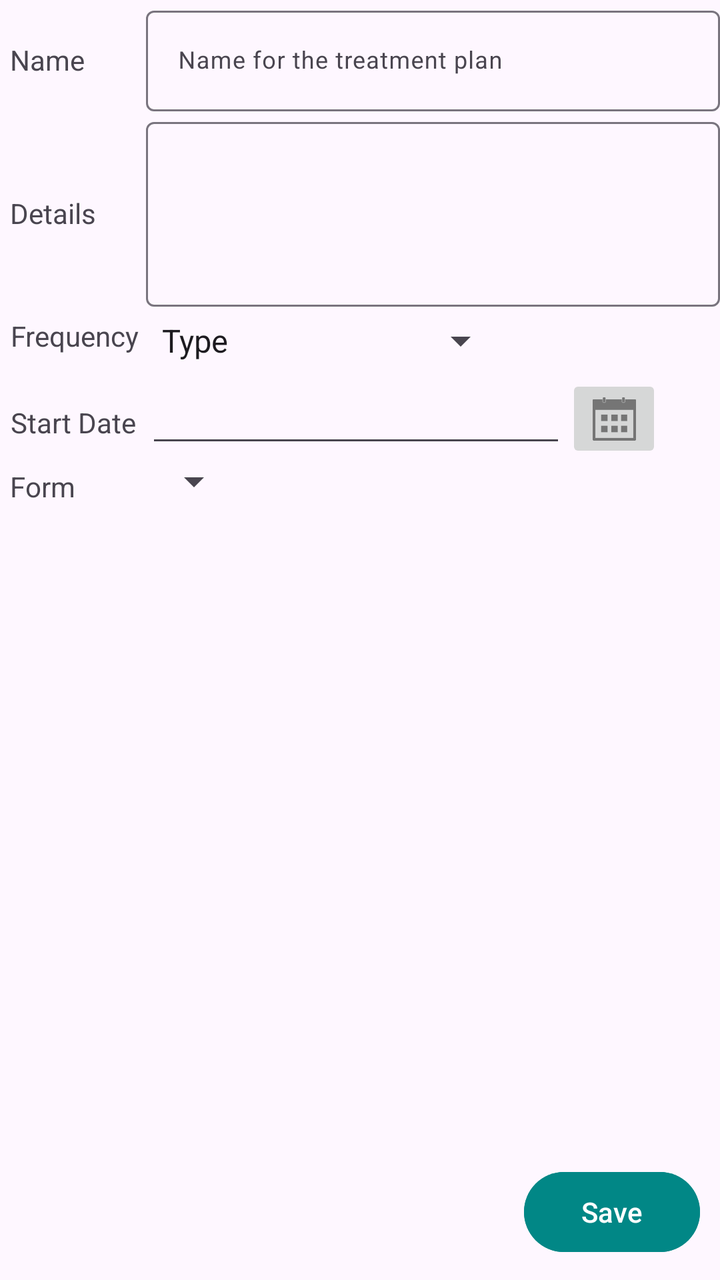
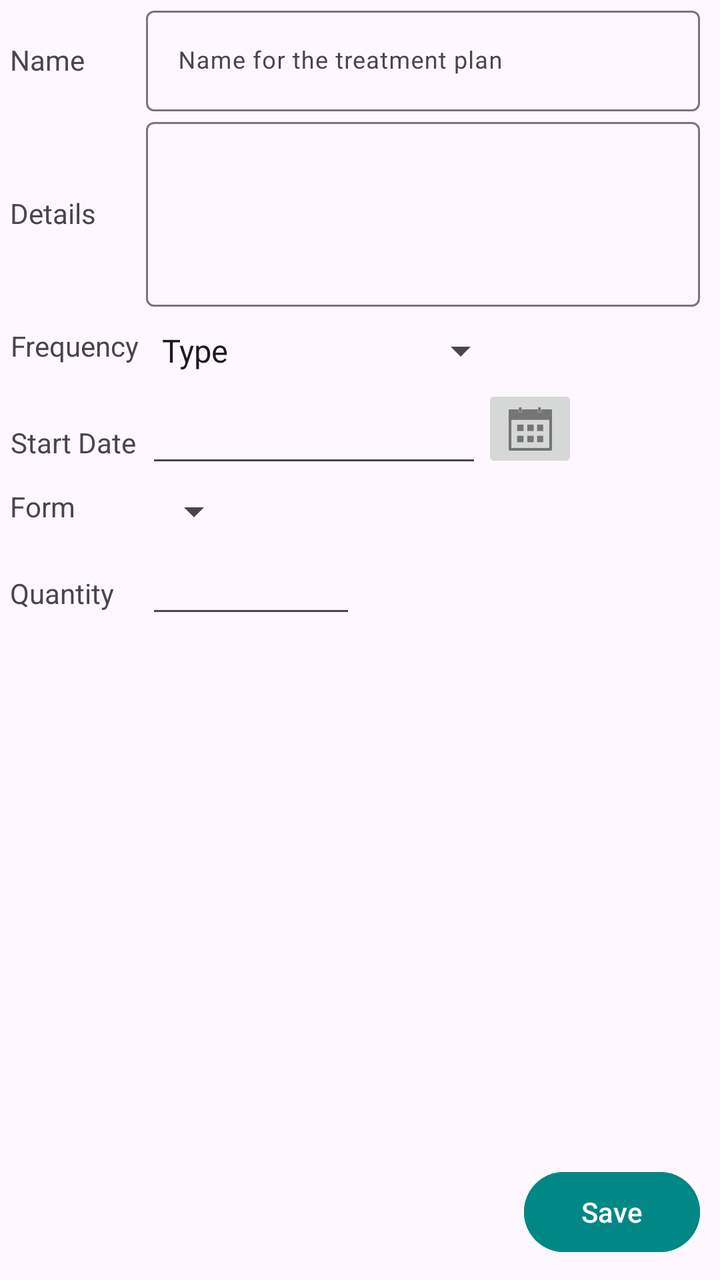

Before-and-after screenshots of an Android layout around one commit, followed by the original layout XML and the change that was made.
<!-- AndroidManifest.xml: application theme Theme.Mediplanner -->
<!-- res/layout/plan_fragment_view.xml -->
<?xml version="1.0" encoding="utf-8"?>
<RelativeLayout xmlns:android="http://schemas.android.com/apk/res/android"
    xmlns:app="http://schemas.android.com/apk/res-auto"
    xmlns:tools="http://schemas.android.com/tools"
    android:id="@+id/fragment_container_view"
    android:layout_width="match_parent"
    android:layout_height="match_parent"
    android:layout_marginHorizontal="5dp"
    android:layout_marginEnd="5dp">


    <androidx.constraintlayout.widget.Guideline
        android:id="@+id/guideline"
        android:layout_width="wrap_content"
        android:layout_height="match_parent"
        android:layout_alignParentTop="true"
        android:layout_alignParentBottom="false"
        android:layout_marginHorizontal="5dp"
        android:layout_toEndOf="@id/StartDateTextView"
        android:orientation="vertical"
        tools:visibility="invisible" />

    <TextView
        android:id="@+id/nameTextView"
        android:layout_width="wrap_content"
        android:layout_height="wrap_content"
        android:layout_alignBaseline="@id/treatmentPlanNameTextInput"
        android:layout_alignParentStart="false"
        android:layout_alignParentLeft="false"
        android:layout_alignParentTop="true"
        android:layout_marginStart="5dp"
        android:layout_marginEnd="5dp"
        android:clickable="false"
        android:text="@string/name"
        android:textAlignment="textEnd" />

    <com.google.android.material.textfield.TextInputLayout
        android:id="@+id/treatmentPlanNameTextInput"
        android:layout_width="match_parent"
        android:layout_height="wrap_content"
        android:layout_toEndOf="@id/guideline">

        <com.google.android.material.textfield.TextInputEditText
            android:id="@+id/nameTextInput"
            android:layout_width="match_parent"
            android:layout_height="match_parent"
            android:hint="@string/treatment_name_prompt"
            android:maxLines="1"
            android:textSize="12sp" />
    </com.google.android.material.textfield.TextInputLayout>

    <TextView
        android:id="@+id/detailsTextView"
        android:layout_width="wrap_content"
        android:layout_height="wrap_content"
        android:layout_below="@id/nameTextView"
        android:layout_alignBaseline="@id/detailsTextLayout"
        android:layout_marginStart="5dp"
        android:layout_marginEnd="5dp"
        android:layout_weight="0"
        android:clickable="false"
        android:text="@string/treatment_details"
        android:textAlignment="textEnd" />

    <com.google.android.material.textfield.TextInputLayout
        android:id="@+id/detailsTextLayout"
        android:layout_width="match_parent"
        android:layout_height="wrap_content"
        android:layout_below="@id/treatmentPlanNameTextInput"
        android:layout_toEndOf="@id/guideline"
        android:layout_weight="1">

        <com.google.android.material.textfield.TextInputEditText
            android:id="@+id/detailsTextInput"
            android:layout_width="match_parent"
            android:layout_height="wrap_content"
            android:inputType="textMultiLine"

            android:maxLines="4"
            android:minLines="4"
            android:textSize="12sp" />
    </com.google.android.material.textfield.TextInputLayout>

    <TextView
        android:id="@+id/frequencyTextView"
        android:layout_width="wrap_content"
        android:layout_height="wrap_content"
        android:layout_below="@id/detailsTextLayout"
        android:layout_alignBaseline="@id/frequencyBox"
        android:layout_alignTop="@id/frequencyBox"
        android:layout_marginStart="5dp"
        android:layout_marginTop="5dp"
        android:layout_marginEnd="5dp"
        android:clickable="false"
        android:text="@string/frequency"
        android:textAlignment="textEnd" />

    <LinearLayout
        android:id="@+id/frequencyBox"
        android:layout_width="match_parent"
        android:layout_height="wrap_content"
        android:layout_below="@id/detailsTextLayout"
        android:layout_toEndOf="@id/guideline"
        android:baselineAligned="true"
        android:orientation="vertical">

        <Spinner
            android:id="@+id/freqTypeSpinner"
            android:layout_width="wrap_content"
            android:layout_height="match_parent"
            android:layout_marginTop="5dp"
            android:layout_marginBottom="5dp"
            android:entries="@array/freq_type_array"
            android:spinnerMode="dropdown" />
    </LinearLayout>

    <TextView
        android:id="@+id/StartDateTextView"
        android:layout_width="wrap_content"
        android:layout_height="wrap_content"
        android:layout_below="@id/frequencyTextView"
        android:layout_alignBaseline="@id/startDate"
        android:layout_marginStart="5dp"
        android:layout_marginEnd="5dp"
        android:layout_weight="0"
        android:clickable="false"
        android:text="@string/start_date"
        android:textAlignment="textEnd" />

    <EditText
        android:id="@+id/startDate"
        android:layout_width="wrap_content"
        android:layout_height="wrap_content"
        android:layout_below="@id/frequencyBox"
        android:layout_toEndOf="@id/guideline"
        android:layout_weight="0"
        android:ems="10"
        android:inputType="date" />

    <ImageButton
        android:id="@+id/calendarDialogButton"
        android:layout_width="wrap_content"
        android:layout_height="wrap_content"
        android:layout_below="@id/frequencyBox"
        android:layout_toEndOf="@id/startDate"
        android:layout_weight="0"
        app:srcCompat="@drawable/ic_calendar_button" />

    <TextView
        android:id="@+id/formTextView"
        android:layout_width="wrap_content"
        android:layout_height="wrap_content"
        android:layout_below="@id/startDate"
        android:layout_alignBaseline="@id/formBox"
        android:layout_marginHorizontal="5dp"
        android:layout_marginTop="5dp"
        android:layout_weight="0"
        android:clickable="false"
        android:orientation="vertical"
        android:text="@string/treatment_form" />

    <LinearLayout
        android:id="@+id/formBox"
        android:layout_width="match_parent"
        android:layout_height="wrap_content"
        android:layout_below="@id/startDate"
        android:layout_toEndOf="@id/guideline"
        android:layout_weight="1"
        android:orientation="vertical">

        <Spinner
            android:id="@+id/formTypeSpinner"
            android:layout_width="wrap_content"
            android:layout_height="wrap_content" />
    </LinearLayout>

    <Button
        android:id="@+id/savePlanButton"
        android:layout_width="wrap_content"
        android:layout_height="wrap_content"
        android:layout_alignParentEnd="true"
        android:layout_alignParentBottom="true"
        android:layout_marginEnd="10dp"
        android:layout_marginBottom="10dp"
        android:backgroundTint="@color/design_default_color_secondary_variant"
        android:text="@string/save_button" />

</RelativeLayout>
<!-- resources referenced by this layout -->
<resources>
  <string-array name="freq_type_array">
          <item>Type</item>
          <item name="hourly_frequency">Every x hours</item>
          <item name="daily_frequency">Daily</item>
          <item name="weekly_frequency">Weekly</item>
          <item name="monthly_frequency">Monthly</item>
          <item name="annually_frequency">Annually</item>
          <item name="speciffic_frequency">Días Específicos</item>
          <item name="as_needed">As needed</item>
      </string-array>
  <!-- drawable ic_calendar_button: png bitmap (drawable-hdpi, 451 bytes) -->
  <string name="frequency">Frequency</string>
  <string name="name">Name</string>
  <string name="save_button">Save</string>
  <string name="start_date">Start Date</string>
  <string name="treatment_details">Details</string>
  <string name="treatment_form">Form</string>
  <string name="treatment_name_prompt">Name for the treatment plan</string>
  <style name="Theme.Mediplanner" parent="Base.Theme.Mediplanner" />
  <style name="Base.Theme.Mediplanner" parent="Theme.Material3.DayNight.NoActionBar">
          
          
      </style>
</resources>

<!-- the commit's change to res/layout/plan_fragment_view.xml (unified diff, before → after) -->
@@ -5,8 +5,9 @@
     android:id="@+id/fragment_container_view"
     android:layout_width="match_parent"
     android:layout_height="match_parent"
-    android:layout_marginHorizontal="5dp"
-    android:layout_marginEnd="5dp">
+    android:layout_marginHorizontal="10dp"
+    android:layout_marginEnd="5dp"
+    android:scrollbars="vertical">
 
 
     <androidx.constraintlayout.widget.Guideline
@@ -44,6 +45,7 @@
             android:id="@+id/nameTextInput"
             android:layout_width="match_parent"
             android:layout_height="match_parent"
+            android:layout_marginEnd="10dp"
             android:hint="@string/treatment_name_prompt"
             android:maxLines="1"
             android:textSize="12sp" />
@@ -74,8 +76,9 @@
             android:id="@+id/detailsTextInput"
             android:layout_width="match_parent"
             android:layout_height="wrap_content"
+            android:layout_marginEnd="10dp"
+
             android:inputType="textMultiLine"
-
             android:maxLines="4"
             android:minLines="4"
             android:textSize="12sp" />
@@ -87,9 +90,8 @@
         android:layout_height="wrap_content"
         android:layout_below="@id/detailsTextLayout"
         android:layout_alignBaseline="@id/frequencyBox"
-        android:layout_alignTop="@id/frequencyBox"
-        android:layout_marginStart="5dp"
-        android:layout_marginTop="5dp"
+        android:layout_marginStart="5dp"
+        android:layout_marginTop="10dp"
         android:layout_marginEnd="5dp"
         android:clickable="false"
         android:text="@string/frequency"
@@ -100,6 +102,8 @@
         android:layout_width="match_parent"
         android:layout_height="wrap_content"
         android:layout_below="@id/detailsTextLayout"
+        android:layout_marginTop="5dp"
+        android:layout_marginEnd="10dp"
         android:layout_toEndOf="@id/guideline"
         android:baselineAligned="true"
         android:orientation="vertical">
@@ -132,9 +136,10 @@
         android:layout_width="wrap_content"
         android:layout_height="wrap_content"
         android:layout_below="@id/frequencyBox"
-        android:layout_toEndOf="@id/guideline"
-        android:layout_weight="0"
-        android:ems="10"
+        android:layout_marginTop="5dp"
+        android:layout_toEndOf="@id/guideline"
+        android:layout_weight="0"
+        android:ems="8"
         android:inputType="date" />
 
     <ImageButton
@@ -164,6 +169,8 @@
         android:layout_width="match_parent"
         android:layout_height="wrap_content"
         android:layout_below="@id/startDate"
+        android:layout_marginTop="5dp"
+        android:layout_marginEnd="10dp"
         android:layout_toEndOf="@id/guideline"
         android:layout_weight="1"
         android:orientation="vertical">
@@ -174,6 +181,36 @@
             android:layout_height="wrap_content" />
     </LinearLayout>
 
+    <TextView
+        android:id="@+id/quantityTextView"
+        android:layout_width="wrap_content"
+        android:layout_height="wrap_content"
+        android:layout_below="@id/formTextView"
+        android:layout_alignBaseline="@id/quantityEditText"
+        android:layout_marginStart="5dp"
+        android:text="@string/quantity" />
+
+    <EditText
+        android:id="@+id/quantityEditText"
+        android:layout_width="wrap_content"
+        android:layout_height="wrap_content"
+        android:layout_below="@id/formBox"
+        android:layout_marginTop="5dp"
+        android:layout_toEndOf="@id/guideline"
+        android:layout_weight="1"
+        android:ems="5"
+        android:inputType="number" />
+
+    <Spinner
+        android:id="@+id/spinner"
+        android:layout_width="wrap_content"
+        android:layout_height="wrap_content"
+        android:layout_below="@id/formBox"
+        android:layout_alignBaseline="@id/quantityEditText"
+        android:layout_marginEnd="10dp"
+        android:layout_toEndOf="@id/quantityEditText"
+        android:visibility="invisible" />
+
     <Button
         android:id="@+id/savePlanButton"
         android:layout_width="wrap_content"
<!-- resource entries referenced after the edit -->
@@ -13,6 +13,7 @@
   <!-- drawable ic_calendar_button: png bitmap (drawable-hdpi, 451 bytes) -->
   <string name="frequency">Frequency</string>
   <string name="name">Name</string>
+  <string name="quantity">Quantity</string>
   <string name="save_button">Save</string>
   <string name="start_date">Start Date</string>
   <string name="treatment_details">Details</string>
